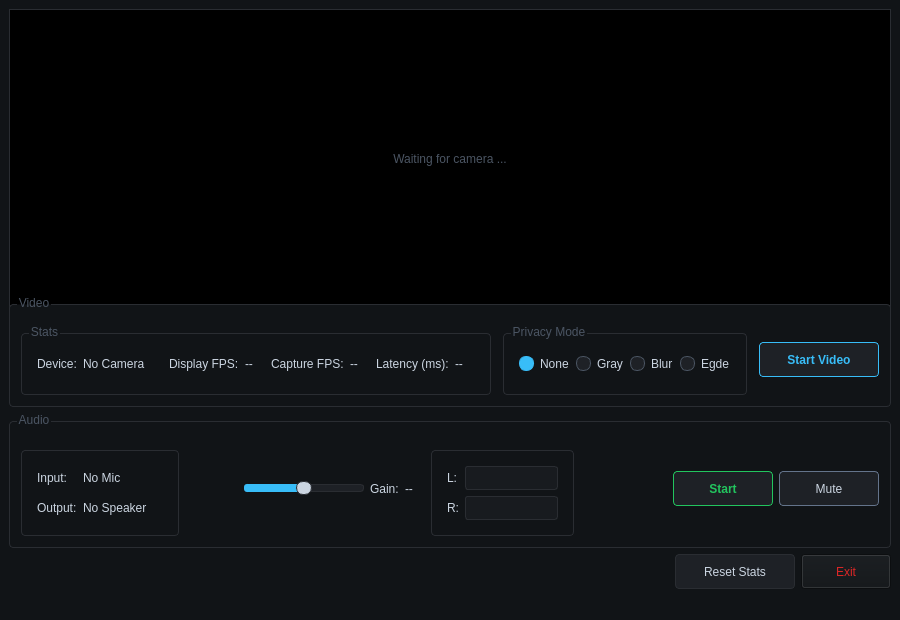
Before: the Qt Designer form forms/mainwindow.ui in payman-ap/CameraConsole, drawn with Qt 5.
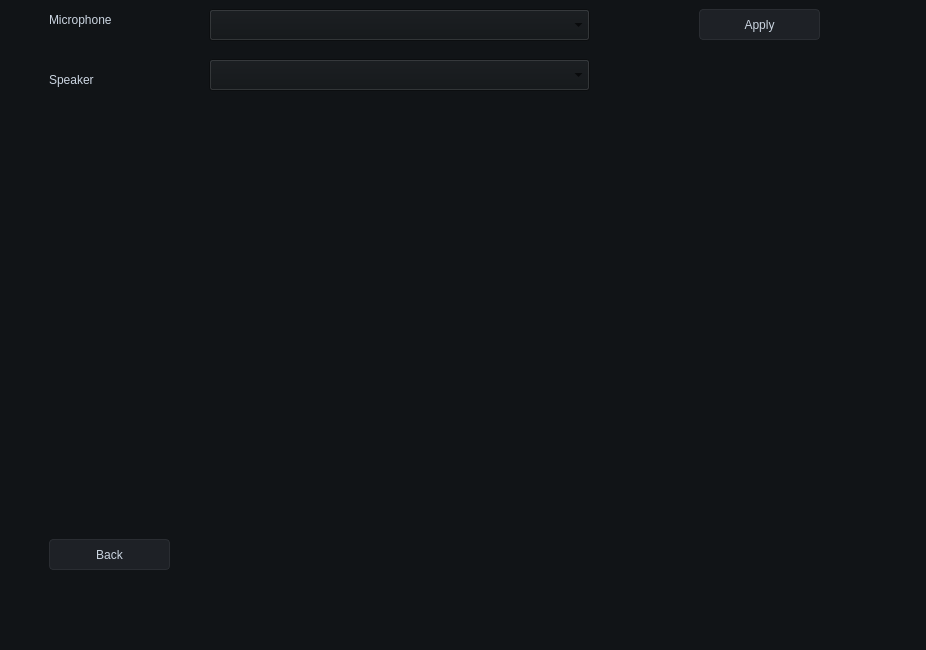
After: the same form once the commit is applied. The open tabs and pages were chosen to show the change.

Commit message: feat: for audio/settings stacked page working with plots,to be tuned

Patch:
```diff
--- a/forms/mainwindow.ui
+++ b/forms/mainwindow.ui
@@ -6,8 +6,8 @@
    <rect>
     <x>0</x>
     <y>0</y>
-    <width>900</width>
-    <height>620</height>
+    <width>926</width>
+    <height>650</height>
    </rect>
   </property>
   <property name="minimumSize">
@@ -36,6 +36,10 @@
    </property>
    <layout class="QVBoxLayout" name="verticalLayout">
     <item>
+     <widget class="QStackedWidget" name="stackedWidgetMain">
+      <widget class="QWidget" name="pageDashboard">
+       <layout class="QVBoxLayout" name="verticalLayout_2">
+        <item>
      <widget class="QLabel" name="feedLabel">
       <property name="sizePolicy">
        <sizepolicy hsizetype="Expanding" vsizetype="Expanding">
@@ -292,7 +296,7 @@
         </widget>
        </item>
        <item>
-        <spacer name="horizontalSpacer_2">
+            <spacer name="horizontalSpacer_23">
          <property name="orientation">
           <enum>Qt::Orientation::Horizontal</enum>
          </property>
@@ -600,7 +604,7 @@
         </widget>
        </item>
        <item>
-        <spacer name="horizontalSpacer_4">
+            <spacer name="horizontalSpacer">
          <property name="orientation">
           <enum>Qt::Orientation::Horizontal</enum>
          </property>
@@ -790,7 +794,7 @@
         </widget>
        </item>
        <item>
-        <spacer name="horizontalSpacer_6">
+            <spacer name="horizontalSpacer_2">
          <property name="orientation">
           <enum>Qt::Orientation::Horizontal</enum>
          </property>
@@ -891,9 +895,28 @@
      </widget>
     </item>
     <item>
-     <layout class="QHBoxLayout" name="horizontalLayout">
+         <layout class="QHBoxLayout" name="horizontalLayout_25">
       <item>
-       <spacer name="horizontalSpacer">
+           <widget class="QPushButton" name="btnAudioSettings">
+            <property name="styleSheet">
+             <string notr="true">QPushButton
+{
+    background:#1e2126;
+    color:#cbd5e1;
+
+    border:1px solid #2a2d32;
+    border-radius:4px;
+
+    padding:5px 14px;
+}</string>
+            </property>
+            <property name="text">
+             <string>Audio Settings</string>
+            </property>
+           </widget>
+          </item>
+          <item>
+           <spacer name="horizontalSpacer_25">
         <property name="orientation">
          <enum>Qt::Orientation::Horizontal</enum>
         </property>
@@ -995,6 +1018,148 @@
     </item>
    </layout>
   </widget>
+      <widget class="QWidget" name="pageAudioSettings">
+       <widget class="QLabel" name="labelInputDevice">
+        <property name="geometry">
+         <rect>
+          <x>40</x>
+          <y>0</y>
+          <width>101</width>
+          <height>21</height>
+         </rect>
+        </property>
+        <property name="styleSheet">
+         <string notr="true">QLabel {
+    color: #cbd5e1;
+}</string>
+        </property>
+        <property name="text">
+         <string>Microphone</string>
+        </property>
+       </widget>
+       <widget class="QLabel" name="labelOutputDevice">
+        <property name="geometry">
+         <rect>
+          <x>40</x>
+          <y>60</y>
+          <width>101</width>
+          <height>21</height>
+         </rect>
+        </property>
+        <property name="styleSheet">
+         <string notr="true">QLabel {
+    color: #cbd5e1;
+}</string>
+        </property>
+        <property name="text">
+         <string>Speaker</string>
+        </property>
+       </widget>
+       <widget class="QComboBox" name="cbInputDevice">
+        <property name="geometry">
+         <rect>
+          <x>200</x>
+          <y>0</y>
+          <width>381</width>
+          <height>32</height>
+         </rect>
+        </property>
+       </widget>
+       <widget class="QComboBox" name="cbOutputDevice">
+        <property name="geometry">
+         <rect>
+          <x>200</x>
+          <y>50</y>
+          <width>381</width>
+          <height>32</height>
+         </rect>
+        </property>
+       </widget>
+       <widget class="QPushButton" name="btnApplyAudioDevices">
+        <property name="geometry">
+         <rect>
+          <x>690</x>
+          <y>0</y>
+          <width>121</width>
+          <height>31</height>
+         </rect>
+        </property>
+        <property name="styleSheet">
+         <string notr="true">QPushButton
+{
+    background:#1e2126;
+    color:#cbd5e1;
+
+    border:1px solid #2a2d32;
+    border-radius:4px;
+
+    padding:5px 14px;
+}</string>
+        </property>
+        <property name="text">
+         <string>Apply</string>
+        </property>
+       </widget>
+       <widget class="QPushButton" name="btnBackAudioSettings">
+        <property name="geometry">
+         <rect>
+          <x>40</x>
+          <y>530</y>
+          <width>121</width>
+          <height>31</height>
+         </rect>
+        </property>
+        <property name="styleSheet">
+         <string notr="true">QPushButton
+{
+    background:#1e2126;
+    color:#cbd5e1;
+
+    border:1px solid #2a2d32;
+    border-radius:4px;
+
+    padding:5px 14px;
+}</string>
+        </property>
+        <property name="text">
+         <string>Back</string>
+        </property>
+       </widget>
+       <widget class="QWidget" name="widgetEnvelope" native="true">
+        <property name="geometry">
+         <rect>
+          <x>230</x>
+          <y>110</y>
+          <width>600</width>
+          <height>81</height>
+         </rect>
+        </property>
+       </widget>
+       <widget class="QWidget" name="widgetWaveform" native="true">
+        <property name="geometry">
+         <rect>
+          <x>230</x>
+          <y>220</y>
+          <width>601</width>
+          <height>151</height>
+         </rect>
+        </property>
+       </widget>
+       <widget class="QWidget" name="widgetSpectrum" native="true">
+        <property name="geometry">
+         <rect>
+          <x>230</x>
+          <y>400</y>
+          <width>601</width>
+          <height>161</height>
+         </rect>
+        </property>
+       </widget>
+      </widget>
+     </widget>
+    </item>
+   </layout>
+  </widget>
   <widget class="QMenuBar" name="menubar">
    <property name="geometry">
     <rect>
```
Left out of the diff: 16 changed lines with no effect on the pictures. Lines whose indentation alone changed are shown as unchanged. The commit also changes 13 other files.
